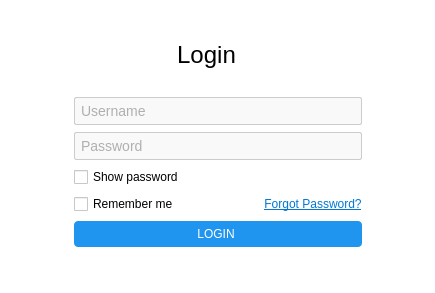
Above: ui/ui/login.ui from mohammedmeeraj/timesheet before the change. Below: the same form after it.
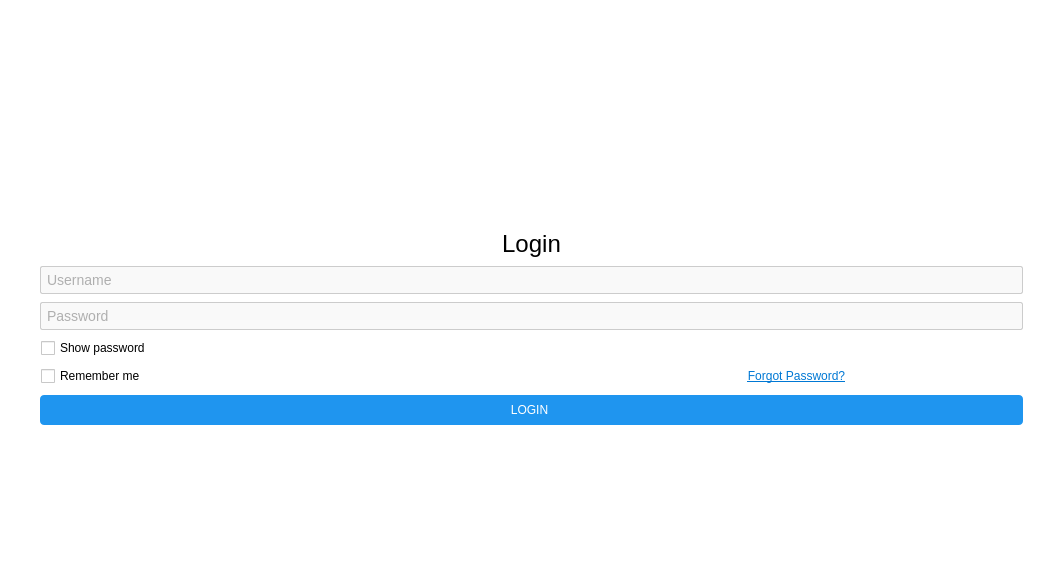
That is the form after the change. Icons and pictures are not drawn.

Commit message: capture login logout

```diff
--- a/ui/ui/login.ui
+++ b/ui/ui/login.ui
@@ -6,8 +6,8 @@
    <rect>
     <x>0</x>
     <y>0</y>
-    <width>435</width>
-    <height>293</height>
+    <width>1049</width>
+    <height>563</height>
    </rect>
   </property>
   <property name="windowTitle">
@@ -16,9 +16,73 @@
   <property name="styleSheet">
    <string notr="true">background-color: rgb(255, 255, 255);</string>
   </property>
-  <layout class="QGridLayout" name="gridLayout">
+  <layout class="QHBoxLayout" name="horizontalLayout_10">
+   <property name="leftMargin">
+    <number>0</number>
+   </property>
+   <property name="topMargin">
+    <number>0</number>
+   </property>
+   <property name="rightMargin">
+    <number>0</number>
+   </property>
+   <property name="bottomMargin">
+    <number>0</number>
+   </property>
+   <item>
+    <widget class="QWidget" name="main_widget" native="true">
+     <layout class="QHBoxLayout" name="horizontalLayout_9">
+      <property name="leftMargin">
+       <number>0</number>
+      </property>
+      <property name="topMargin">
+       <number>0</number>
+      </property>
+      <property name="rightMargin">
+       <number>0</number>
+      </property>
+      <property name="bottomMargin">
+       <number>0</number>
+      </property>
+      <item>
+       <widget class="QWidget" name="image_widget" native="true">
+        <layout class="QGridLayout" name="gridLayout_2">
+         <property name="leftMargin">
+          <number>0</number>
+         </property>
+         <property name="topMargin">
+          <number>0</number>
+         </property>
+         <property name="rightMargin">
+          <number>0</number>
+         </property>
+         <property name="bottomMargin">
+          <number>0</number>
+         </property>
    <item row="0" column="0">
-    <widget class="QWidget" name="widget" native="true">
+          <widget class="QLabel" name="label">
+           <property name="maximumSize">
+            <size>
+             <width>744</width>
+             <height>563</height>
+            </size>
+           </property>
+           <property name="text">
+            <string/>
+           </property>
+           <property name="pixmap">
+            <pixmap resource="../../resources.qrc">:/assets/icons/schiebetueren4-image-data.jpg</pixmap>
+           </property>
+           <property name="scaledContents">
+            <bool>true</bool>
+           </property>
+          </widget>
+         </item>
+        </layout>
+       </widget>
+      </item>
+      <item>
+       <widget class="QWidget" name="body_widget" native="true">
      <property name="styleSheet">
       <string notr="true">QLineEdit{
 color: #666;
@@ -34,74 +98,27 @@
         }</string>
      </property>
      <layout class="QVBoxLayout" name="verticalLayout_2">
-      <item>
-       <layout class="QHBoxLayout" name="horizontalLayout_4">
-        <property name="leftMargin">
-         <number>4</number>
-        </property>
-        <item>
-         <spacer name="horizontalSpacer_6">
-          <property name="orientation">
-           <enum>Qt::Horizontal</enum>
-          </property>
-          <property name="sizeHint" stdset="0">
-           <size>
-            <width>138</width>
-            <height>20</height>
-           </size>
-          </property>
-         </spacer>
-        </item>
-        <item>
-         <widget class="QLabel" name="label">
-          <property name="font">
-           <font>
-            <pointsize>18</pointsize>
-           </font>
-          </property>
-          <property name="text">
-           <string>Login</string>
-          </property>
-          <property name="alignment">
-           <set>Qt::AlignCenter</set>
-          </property>
-          <property name="margin">
-           <number>2</number>
-          </property>
-         </widget>
-        </item>
-        <item>
-         <spacer name="horizontalSpacer_7">
-          <property name="orientation">
-           <enum>Qt::Horizontal</enum>
-          </property>
-          <property name="sizeHint" stdset="0">
-           <size>
-            <width>118</width>
-            <height>20</height>
-           </size>
-          </property>
-         </spacer>
-        </item>
-        <item>
+         <item alignment="Qt::AlignRight">
          <widget class="QPushButton" name="pushButton_4">
           <property name="minimumSize">
            <size>
-            <width>20</width>
-            <height>20</height>
+             <width>40</width>
+             <height>40</height>
            </size>
           </property>
           <property name="maximumSize">
            <size>
-            <width>20</width>
-            <height>20</height>
+             <width>40</width>
+             <height>40</height>
            </size>
           </property>
           <property name="cursor">
            <cursorShape>PointingHandCursor</cursorShape>
           </property>
           <property name="styleSheet">
-           <string notr="true">border:none;</string>
+            <string notr="true">border:none;
+margin-right:8px;
+margin-top:8px;</string>
           </property>
           <property name="text">
            <string/>
@@ -121,25 +138,156 @@
           </property>
          </widget>
         </item>
+         <item>
+          <spacer name="verticalSpacer_2">
+           <property name="orientation">
+            <enum>Qt::Vertical</enum>
+           </property>
+           <property name="sizeHint" stdset="0">
+            <size>
+             <width>20</width>
+             <height>40</height>
+            </size>
+           </property>
+          </spacer>
+         </item>
+         <item>
+          <layout class="QHBoxLayout" name="horizontalLayout_8" stretch="1">
+           <item>
+            <spacer name="horizontalSpacer_13">
+             <property name="orientation">
+              <enum>Qt::Horizontal</enum>
+             </property>
+             <property name="sizeHint" stdset="0">
+              <size>
+               <width>40</width>
+               <height>20</height>
+              </size>
+             </property>
+            </spacer>
+           </item>
        </layout>
       </item>
       <item>
        <layout class="QHBoxLayout" name="horizontalLayout_3">
         <item>
+            <spacer name="horizontalSpacer_2">
+             <property name="orientation">
+              <enum>Qt::Horizontal</enum>
+             </property>
+             <property name="sizeHint" stdset="0">
+              <size>
+               <width>17</width>
+               <height>20</height>
+              </size>
+             </property>
+            </spacer>
+           </item>
+           <item>
+            <widget class="QLabel" name="logo">
+             <property name="maximumSize">
+              <size>
+               <width>196</width>
+               <height>70</height>
+              </size>
+             </property>
+             <property name="text">
+              <string/>
+             </property>
+             <property name="pixmap">
+              <pixmap resource="../../resources.qrc">:/assets/icons/Schueco_Logo_RGB_Black.png</pixmap>
+             </property>
+             <property name="scaledContents">
+              <bool>true</bool>
+             </property>
+            </widget>
+           </item>
+           <item>
+            <spacer name="horizontalSpacer_3">
+             <property name="orientation">
+              <enum>Qt::Horizontal</enum>
+             </property>
+             <property name="sizeHint" stdset="0">
+              <size>
+               <width>17</width>
+               <height>20</height>
+              </size>
+             </property>
+            </spacer>
+           </item>
+          </layout>
+         </item>
+         <item>
+          <layout class="QVBoxLayout" name="verticalLayout" stretch="0,1,1,1,1,1">
+           <property name="spacing">
+            <number>8</number>
+           </property>
+           <property name="leftMargin">
+            <number>1</number>
+           </property>
+           <item>
+            <layout class="QHBoxLayout" name="horizontalLayout_4">
+             <item>
+              <spacer name="horizontalSpacer_4">
+               <property name="orientation">
+                <enum>Qt::Horizontal</enum>
+               </property>
+               <property name="sizeHint" stdset="0">
+                <size>
+                 <width>40</width>
+                 <height>20</height>
+                </size>
+               </property>
+              </spacer>
+             </item>
+             <item>
+              <widget class="QLabel" name="label_3">
+               <property name="font">
+                <font>
+                 <pointsize>18</pointsize>
+                </font>
+               </property>
+               <property name="text">
+                <string>Login</string>
+               </property>
+               <property name="alignment">
+                <set>Qt::AlignCenter</set>
+               </property>
+               <property name="margin">
+                <number>2</number>
+               </property>
+              </widget>
+             </item>
+             <item>
          <spacer name="horizontalSpacer_5">
           <property name="orientation">
            <enum>Qt::Horizontal</enum>
           </property>
           <property name="sizeHint" stdset="0">
            <size>
-            <width>13</width>
-            <height>156</height>
+                 <width>40</width>
+                 <height>20</height>
            </size>
           </property>
          </spacer>
         </item>
+            </layout>
+           </item>
         <item>
-         <layout class="QVBoxLayout" name="verticalLayout">
+            <layout class="QHBoxLayout" name="horizontalLayout_5" stretch="0,1,0">
+             <item>
+              <spacer name="horizontalSpacer_6">
+               <property name="orientation">
+                <enum>Qt::Horizontal</enum>
+               </property>
+               <property name="sizeHint" stdset="0">
+                <size>
+                 <width>17</width>
+                 <height>20</height>
+                </size>
+               </property>
+              </spacer>
+             </item>
           <item>
            <widget class="QLineEdit" name="username_le">
             <property name="placeholderText">
@@ -148,6 +296,36 @@
            </widget>
           </item>
           <item>
+              <spacer name="horizontalSpacer_7">
+               <property name="orientation">
+                <enum>Qt::Horizontal</enum>
+               </property>
+               <property name="sizeHint" stdset="0">
+                <size>
+                 <width>17</width>
+                 <height>20</height>
+                </size>
+               </property>
+              </spacer>
+             </item>
+            </layout>
+           </item>
+           <item>
+            <layout class="QHBoxLayout" name="horizontalLayout_6" stretch="0,1,0">
+             <item>
+              <spacer name="horizontalSpacer_9">
+               <property name="orientation">
+                <enum>Qt::Horizontal</enum>
+               </property>
+               <property name="sizeHint" stdset="0">
+                <size>
+                 <width>17</width>
+                 <height>20</height>
+                </size>
+               </property>
+              </spacer>
+             </item>
+             <item>
            <widget class="QLineEdit" name="password_le">
             <property name="placeholderText">
              <string>Password</string>
@@ -155,7 +333,25 @@
            </widget>
           </item>
           <item>
+              <spacer name="horizontalSpacer_8">
+               <property name="orientation">
+                <enum>Qt::Horizontal</enum>
+               </property>
+               <property name="sizeHint" stdset="0">
+                <size>
+                 <width>17</width>
+                 <height>20</height>
+                </size>
+               </property>
+              </spacer>
+             </item>
+            </layout>
+           </item>
+           <item>
            <layout class="QHBoxLayout" name="horizontalLayout_2">
+             <property name="leftMargin">
+              <number>18</number>
+             </property>
             <item>
              <widget class="QCheckBox" name="show_password_cb">
               <property name="cursor">
@@ -167,13 +363,13 @@
              </widget>
             </item>
             <item>
-             <spacer name="horizontalSpacer_3">
+              <spacer name="horizontalSpacer">
               <property name="orientation">
                <enum>Qt::Horizontal</enum>
               </property>
               <property name="sizeHint" stdset="0">
                <size>
-                <width>178</width>
+                 <width>78</width>
                 <height>20</height>
                </size>
               </property>
@@ -182,7 +378,13 @@
            </layout>
           </item>
           <item>
-           <layout class="QHBoxLayout" name="horizontalLayout">
+            <layout class="QHBoxLayout" name="horizontalLayout" stretch="1,0,1">
+             <property name="leftMargin">
+              <number>18</number>
+             </property>
+             <property name="bottomMargin">
+              <number>1</number>
+             </property>
             <item>
              <widget class="QCheckBox" name="remember_me_cb">
               <property name="cursor">
@@ -194,13 +396,13 @@
              </widget>
             </item>
             <item>
-             <spacer name="horizontalSpacer">
+              <spacer name="horizontalSpacer_10">
               <property name="orientation">
                <enum>Qt::Horizontal</enum>
               </property>
               <property name="sizeHint" stdset="0">
                <size>
-                <width>40</width>
+                 <width>17</width>
                 <height>20</height>
                </size>
               </property>
@@ -228,6 +430,21 @@
            </layout>
           </item>
           <item>
+            <layout class="QHBoxLayout" name="horizontalLayout_7" stretch="0,1,0">
+             <item>
+              <spacer name="horizontalSpacer_12">
+               <property name="orientation">
+                <enum>Qt::Horizontal</enum>
+               </property>
+               <property name="sizeHint" stdset="0">
+                <size>
+                 <width>17</width>
+                 <height>20</height>
+                </size>
+               </property>
+              </spacer>
+             </item>
+             <item>
            <widget class="QPushButton" name="btn_login">
             <property name="cursor">
              <cursorShape>PointingHandCursor</cursorShape>
@@ -239,6 +456,8 @@
 padding:6px;
 padding-left-10px;
 padding-right:10px;
+padding-top:8px;
+padding-bottom:8px;
 background-color: rgb(31, 149, 239);
 color:white;
 
@@ -262,22 +481,38 @@
             </property>
            </widget>
           </item>
-         </layout>
-        </item>
         <item>
-         <spacer name="horizontalSpacer_4">
+              <spacer name="horizontalSpacer_11">
           <property name="orientation">
            <enum>Qt::Horizontal</enum>
           </property>
           <property name="sizeHint" stdset="0">
            <size>
-            <width>13</width>
-            <height>156</height>
+                 <width>17</width>
+                 <height>20</height>
            </size>
           </property>
          </spacer>
         </item>
        </layout>
+           </item>
+          </layout>
+         </item>
+         <item>
+          <spacer name="verticalSpacer">
+           <property name="orientation">
+            <enum>Qt::Vertical</enum>
+           </property>
+           <property name="sizeHint" stdset="0">
+            <size>
+             <width>20</width>
+             <height>40</height>
+            </size>
+           </property>
+          </spacer>
+         </item>
+        </layout>
+       </widget>
       </item>
      </layout>
     </widget>
```
Left out of the diff: 10 changed lines with no effect on the pictures. Lines whose indentation alone changed are shown as unchanged. The commit also changes 44 other files.
